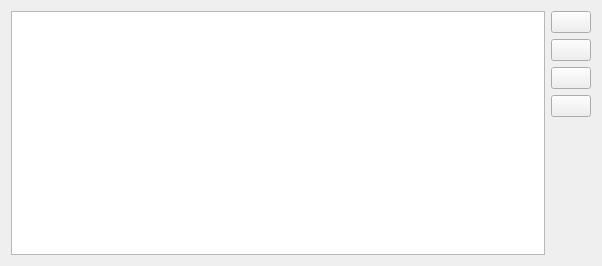
This is ktorrent/tools/queuemanagerwidget.ui in KDE/ktorrent as Qt 5 draws it before an edit. The edited form follows.
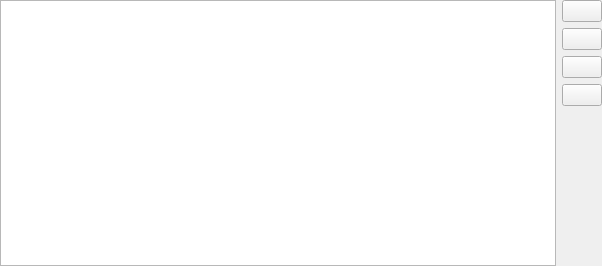
This is the edited form. Custom widgets are drawn as their Qt base class.

Commit message: Some QM improvements and bugfixes: - Show arrows in qm widget to indicate if a torrent is a seed or a download - Fix crash due to uncaught exception in TorrentFileTreeModel::loadExpandedState - Fix bug causing error message that the QM limits are reached to be shown instead of a torrent to be enqueued

Diff of the .ui file:
```diff
--- a/ktorrent/tools/queuemanagerwidget.ui
+++ b/ktorrent/tools/queuemanagerwidget.ui
@@ -12,7 +12,10 @@
   <property name="windowTitle" >
    <string>Queue Manager</string>
   </property>
-  <layout class="QHBoxLayout" >
+  <layout class="QHBoxLayout">
+   <property name="margin">
+    <number>0</number>
+   </property>
    <item>
     <widget class="QTreeView" name="m_torrents" />
    </item>
```
Left out of the diff: 33 changed lines with no effect on the pictures. The commit also changes 4 other files.
